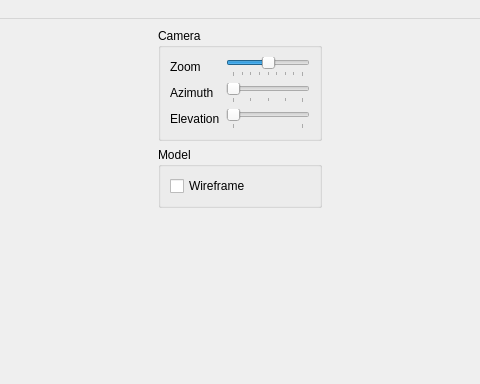
Before: the Qt Designer form Surface_QT/qt/MainWindow.ui in carlgonz/opengl_examples, drawn with Qt 5; both pictures show x 160 to 640 and y 0 to 384 of the 800 by 600 pixel window.
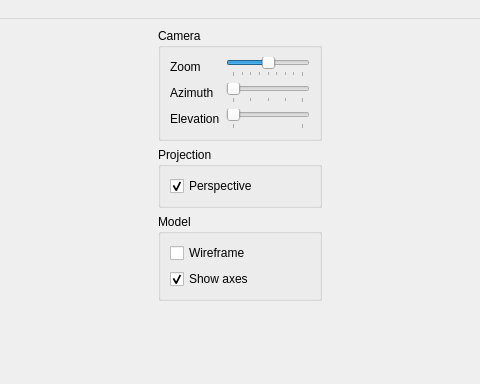
After: the same form once the commit is applied.

Commit message: Added more controls in the gui and model

The edit to the form file:
```diff
--- a/Surface_QT/qt/MainWindow.ui
+++ b/Surface_QT/qt/MainWindow.ui
@@ -18,8 +18,8 @@
   </property>
   <widget class="QWidget" name="centralwidget">
    <layout class="QGridLayout" name="gridLayout">
-    <item row="1" column="2">
-     <widget class="QGroupBox" name="groupBox">
+    <item row="2" column="2">
+     <widget class="QGroupBox" name="model_group">
       <property name="title">
        <string>Model</string>
       </property>
@@ -31,6 +31,35 @@
          </property>
         </widget>
        </item>
+       <item>
+        <widget class="QCheckBox" name="axes_check">
+         <property name="text">
+          <string>Show axes</string>
+         </property>
+         <property name="checked">
+          <bool>true</bool>
+         </property>
+        </widget>
+       </item>
+      </layout>
+     </widget>
+    </item>
+    <item row="1" column="2">
+     <widget class="QGroupBox" name="projection_group">
+      <property name="title">
+       <string>Projection</string>
+      </property>
+      <layout class="QVBoxLayout" name="verticalLayout_2">
+       <item>
+        <widget class="QCheckBox" name="perspective_check">
+         <property name="text">
+          <string>Perspective</string>
+         </property>
+         <property name="checked">
+          <bool>true</bool>
+         </property>
+        </widget>
+       </item>
       </layout>
      </widget>
     </item>
@@ -124,14 +153,7 @@
       </layout>
      </widget>
     </item>
-    <item row="0" column="1" rowspan="3">
-     <layout class="QVBoxLayout" name="main_layout">
-      <property name="sizeConstraint">
-       <enum>QLayout::SetDefaultConstraint</enum>
-      </property>
-     </layout>
-    </item>
-    <item row="2" column="2">
+    <item row="4" column="2">
      <spacer name="verticalSpacer">
       <property name="orientation">
        <enum>Qt::Vertical</enum>
```
Left out of the diff: 11 changed lines with no effect on the pictures. The commit also changes 4 other files.
